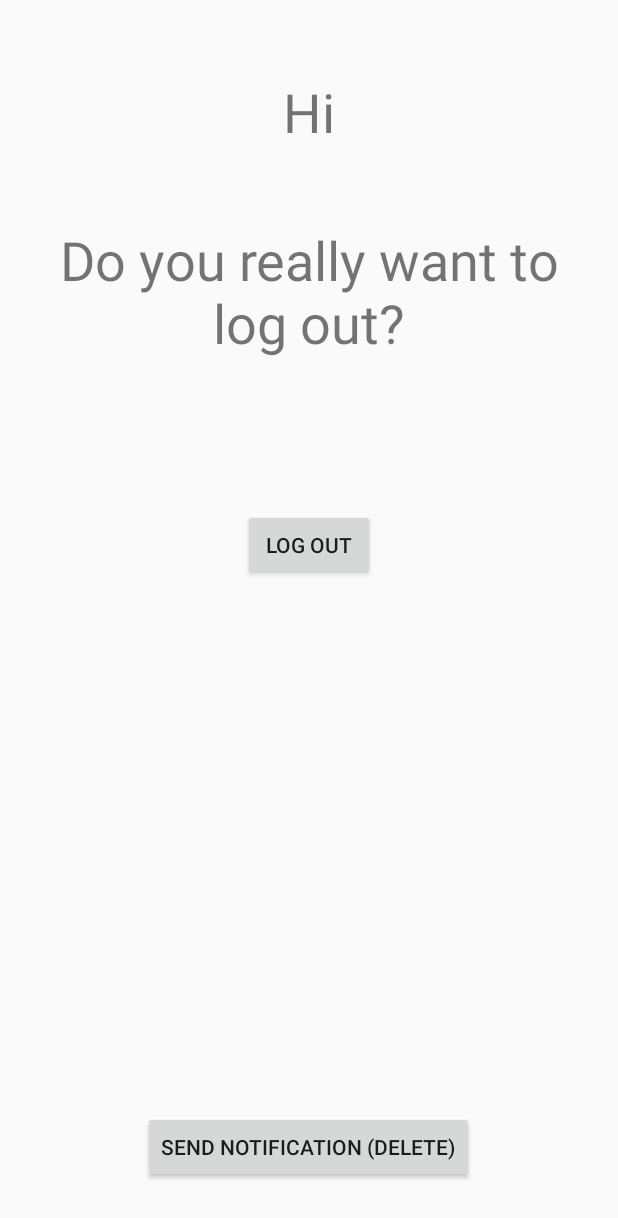
After one commit to LeaFranz/MobAppDevApp, an Android app: the layout activity_logout.xml on its own in the app's theme, with its tools: preview values and no code run, on a phone screen of 412 x 824 dp. The commit adds this screen. Shown: the top 1218 px of the screen. Run offline under Robolectric (Android 15) with nearby library versions, the light colour scheme and no system bars; Roboto replaces fonts that are not available here.

Commit message:
implemented basic logout

```diff
--- a/app/src/main/java/at/mobappdev/flytta/MainActivity.kt
+++ b/app/src/main/java/at/mobappdev/flytta/MainActivity.kt
@@ -31,8 +31,8 @@ class MainActivity : AppCompatActivity() {
         startActivity(intent)
     }
 
-    fun goToSettings(view: View) {
-        val intent = Intent(this, Settings::class.java)
+    fun goToLogout(view: View) {
+        val intent = Intent(this, Logout::class.java)
         startActivity(intent)
     }
 
--- /dev/null
+++ b/app/src/main/res/layout/activity_logout.xml
@@ -0,0 +1,57 @@
+<?xml version="1.0" encoding="utf-8"?>
+<androidx.constraintlayout.widget.ConstraintLayout xmlns:android="http://schemas.android.com/apk/res/android"
+    xmlns:app="http://schemas.android.com/apk/res-auto"
+    xmlns:tools="http://schemas.android.com/tools"
+    android:layout_width="match_parent"
+    android:layout_height="match_parent"
+    tools:context=".Logout">
+
+    <TextView
+        android:id="@+id/greetingTextView"
+        android:layout_width="wrap_content"
+        android:layout_height="wrap_content"
+        android:layout_marginTop="50dp"
+        android:text="Hi"
+        android:textSize="36sp"
+        app:layout_constraintEnd_toEndOf="parent"
+        app:layout_constraintStart_toStartOf="parent"
+        app:layout_constraintTop_toTopOf="parent" />
+
+    <TextView
+        android:id="@+id/logoutTextView"
+        android:layout_width="wrap_content"
+        android:layout_height="wrap_content"
+        android:layout_marginTop="50dp"
+        android:text="Do you really want to log out?"
+        android:textAlignment="center"
+        android:textSize="36sp"
+        android:paddingStart="30dp"
+        android:paddingEnd="30dp"
+        app:layout_constraintEnd_toEndOf="@+id/greetingTextView"
+        app:layout_constraintStart_toStartOf="@+id/greetingTextView"
+        app:layout_constraintTop_toBottomOf="@+id/greetingTextView" />
+
+    <Button
+        android:id="@+id/logOutButton"
+        android:layout_width="wrap_content"
+        android:layout_height="wrap_content"
+        android:layout_marginTop="100dp"
+        android:layout_marginBottom="141dp"
+        android:text="log out"
+        app:layout_constraintEnd_toEndOf="parent"
+        app:layout_constraintStart_toStartOf="parent"
+        app:layout_constraintTop_toBottomOf="@+id/logoutTextView" />
+
+
+
+    <Button
+        android:id="@+id/notifyButton"
+        android:layout_width="wrap_content"
+        android:layout_height="wrap_content"
+        android:layout_marginBottom="35dp"
+        android:text="send notification (delete)"
+        app:layout_constraintBottom_toBottomOf="parent"
+        app:layout_constraintEnd_toEndOf="parent"
+        app:layout_constraintHorizontal_bias="0.497"
+        app:layout_constraintStart_toStartOf="parent" />
+</androidx.constraintlayout.widget.ConstraintLayout>
--- a/app/src/main/res/layout/activity_main.xml
+++ b/app/src/main/res/layout/activity_main.xml
@@ -56,9 +56,9 @@
         android:background="@drawable/main_button"
         android:drawableTop="@drawable/settings"
         android:gravity="center|bottom"
-        android:onClick="goToSettings"
+        android:onClick="goToLogout"
         android:paddingBottom="10dp"
-        android:text="Settings"
+        android:text="Log out"
         app:layout_constraintBottom_toBottomOf="parent"
         app:layout_constraintEnd_toEndOf="parent"
         app:layout_constraintTop_toBottomOf="@+id/historyButton" />
--- a/app/src/main/res/values/strings.xml
+++ b/app/src/main/res/values/strings.xml
@@ -2,4 +2,5 @@
     <string name="app_name">Flytta</string>
     <string name="minutes">%1$s min</string>
     <string name="time">%1$s%2$s</string>
+    <string name="greeting">Hi %1$s!</string>
 </resources>
```
Also changed, not shown: app/src/main/AndroidManifest.xml (+4 -4 lines), app/src/main/java/at/mobappdev/flytta/Logout.kt (added, +59 -0 lines), app/src/main/java/at/mobappdev/flytta/Settings.kt (deleted, +0 -69 lines), app/src/main/res/layout/activity_settings.xml (deleted, +0 -54 lines).
